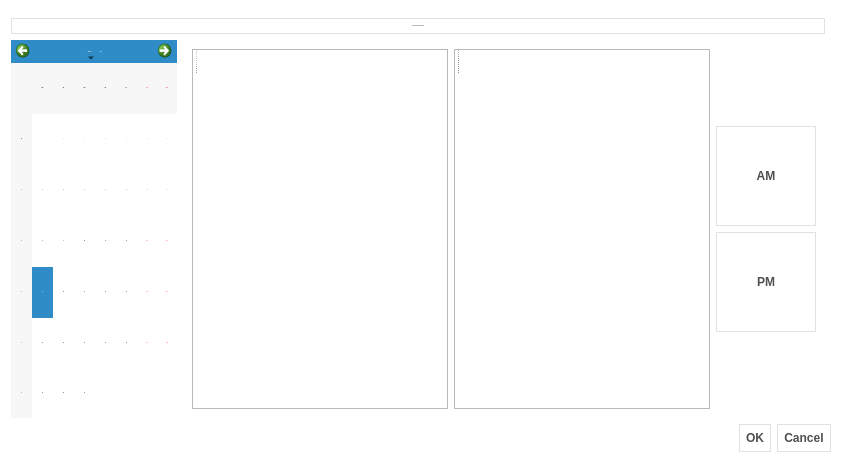
First picture: the form in src/roam/ui/ui_datatimerpicker.ui, repository roam-qgis/Roam, before the edit.
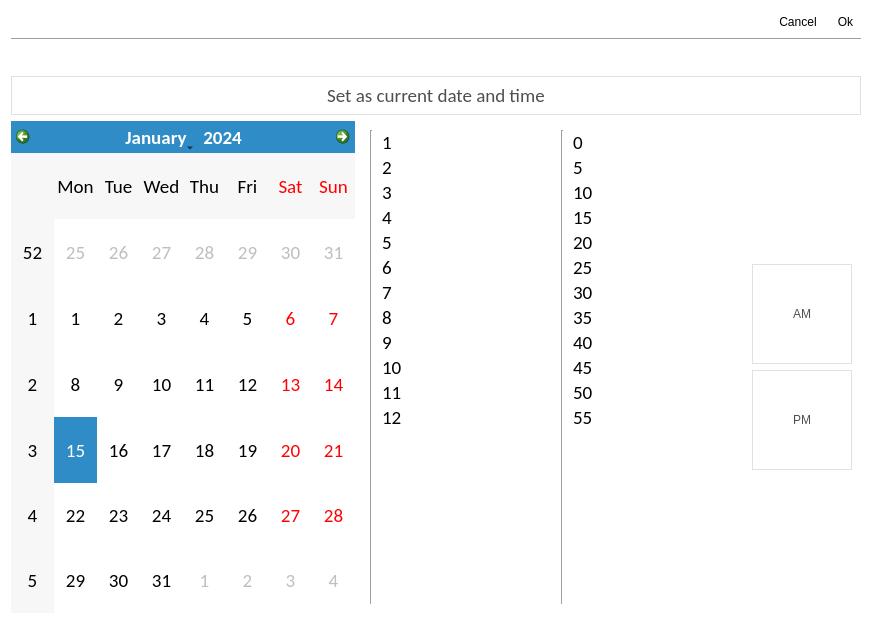
Second picture: the form after the edit. Icons and pictures are not drawn.

Commit message: Create large widget for datetime picker

What changed in the file:
```diff
--- a/src/roam/ui/ui_datatimerpicker.ui
+++ b/src/roam/ui/ui_datatimerpicker.ui
@@ -6,8 +6,8 @@
    <rect>
     <x>0</x>
     <y>0</y>
-    <width>842</width>
-    <height>463</height>
+    <width>872</width>
+    <height>624</height>
    </rect>
   </property>
   <property name="sizePolicy">
@@ -20,18 +20,8 @@
    <string>Form</string>
   </property>
   <property name="styleSheet">
-   <string notr="true">QCheckBox::indicator {
-     width: 40px;
-     height: 40px;
- }
-
-* {
-	font: 20px &quot;Calibri&quot; ;
-font: bold;
-}
-
-QLabel {
-	color: #4f4f4f;
+   <string notr="true">* {
+	font: 75 14pt &quot;Calibri&quot;;
 }
 
 QWidget#datatimerpicker { background-color: rgb(255, 255, 255); }
@@ -61,15 +51,113 @@
 </string>
   </property>
   <layout class="QGridLayout" name="gridLayout_2">
+   <item row="0" column="0" colspan="2">
+    <layout class="QHBoxLayout" name="horizontalLayout">
+     <item>
+      <spacer name="horizontalSpacer">
+       <property name="orientation">
+        <enum>Qt::Horizontal</enum>
+       </property>
+       <property name="sizeHint" stdset="0">
+        <size>
+         <width>40</width>
+         <height>20</height>
+        </size>
+       </property>
+      </spacer>
+     </item>
+     <item>
+      <widget class="QToolButton" name="closebutton">
+       <property name="sizePolicy">
+        <sizepolicy hsizetype="Fixed" vsizetype="Fixed">
+         <horstretch>0</horstretch>
+         <verstretch>0</verstretch>
+        </sizepolicy>
+       </property>
+       <property name="text">
+        <string>Cancel</string>
+       </property>
+       <property name="icon">
+        <iconset resource="../resources.qrc">
+         <normaloff>:/widgets/cancel</normaloff>:/widgets/cancel</iconset>
+       </property>
+       <property name="iconSize">
+        <size>
+         <width>48</width>
+         <height>48</height>
+        </size>
+       </property>
+       <property name="toolButtonStyle">
+        <enum>Qt::ToolButtonTextUnderIcon</enum>
+       </property>
+       <property name="autoRaise">
+        <bool>true</bool>
+       </property>
+      </widget>
+     </item>
+     <item>
+      <widget class="QToolButton" name="okButton">
+       <property name="sizePolicy">
+        <sizepolicy hsizetype="Fixed" vsizetype="Fixed">
+         <horstretch>0</horstretch>
+         <verstretch>0</verstretch>
+        </sizepolicy>
+       </property>
+       <property name="text">
+        <string>Ok</string>
+       </property>
+       <property name="icon">
+        <iconset resource="../resources.qrc">
+         <normaloff>:/icons/save</normaloff>:/icons/save</iconset>
+       </property>
+       <property name="iconSize">
+        <size>
+         <width>48</width>
+         <height>48</height>
+        </size>
+       </property>
+       <property name="toolButtonStyle">
+        <enum>Qt::ToolButtonTextUnderIcon</enum>
+       </property>
+       <property name="autoRaise">
+        <bool>true</bool>
+       </property>
+      </widget>
+     </item>
+    </layout>
+   </item>
    <item row="1" column="0" colspan="2">
+    <widget class="Line" name="line">
+     <property name="orientation">
+      <enum>Qt::Horizontal</enum>
+     </property>
+    </widget>
+   </item>
+   <item row="2" column="0" colspan="2">
+    <widget class="QLabel" name="label">
+     <property name="font">
+      <font>
+       <family>Calibri</family>
+       <pointsize>14</pointsize>
+       <weight>9</weight>
+       <italic>false</italic>
+       <bold>false</bold>
+      </font>
+     </property>
+     <property name="text">
+      <string/>
+     </property>
+    </widget>
+   </item>
+   <item row="3" column="0" colspan="2">
     <widget class="QPushButton" name="setasnowbutton">
      <property name="font">
       <font>
        <family>Calibri</family>
-       <pointsize>-1</pointsize>
-       <weight>75</weight>
+       <pointsize>14</pointsize>
+       <weight>9</weight>
        <italic>false</italic>
-       <bold>true</bold>
+       <bold>false</bold>
       </font>
      </property>
      <property name="text">
@@ -77,7 +165,7 @@
      </property>
     </widget>
    </item>
-   <item row="2" column="0">
+   <item row="4" column="0">
     <widget class="QCalendarWidget" name="datepicker">
      <property name="sizePolicy">
       <sizepolicy hsizetype="Expanding" vsizetype="Expanding">
@@ -88,37 +176,18 @@
      <property name="font">
       <font>
        <family>Calibri</family>
-       <pointsize>-1</pointsize>
-       <weight>75</weight>
+       <pointsize>14</pointsize>
+       <weight>9</weight>
        <italic>false</italic>
-       <bold>true</bold>
+       <bold>false</bold>
       </font>
      </property>
     </widget>
    </item>
-   <item row="3" column="0" colspan="3">
-    <widget class="QDialogButtonBox" name="buttonBox">
-     <property name="font">
-      <font>
-       <family>Calibri</family>
-       <pointsize>-1</pointsize>
-       <weight>75</weight>
-       <italic>false</italic>
-       <bold>true</bold>
-      </font>
-     </property>
-     <property name="layoutDirection">
-      <enum>Qt::LeftToRight</enum>
-     </property>
-     <property name="standardButtons">
-      <set>QDialogButtonBox::Cancel|QDialogButtonBox::Ok</set>
-     </property>
-    </widget>
-   </item>
-   <item row="2" column="1">
+   <item row="4" column="1">
     <widget class="QFrame" name="timesection">
      <layout class="QGridLayout" name="gridLayout">
-      <item row="0" column="0">
+      <item row="0" column="1">
        <widget class="QListWidget" name="hourpicker">
         <property name="sizePolicy">
          <sizepolicy hsizetype="Preferred" vsizetype="Expanding">
@@ -129,15 +198,18 @@
         <property name="font">
          <font>
           <family>Calibri</family>
-          <pointsize>-1</pointsize>
-          <weight>75</weight>
+          <pointsize>14</pointsize>
+          <weight>9</weight>
           <italic>false</italic>
-          <bold>true</bold>
+          <bold>false</bold>
          </font>
         </property>
         <property name="styleSheet">
          <string notr="true"/>
         </property>
+        <property name="frameShape">
+         <enum>QFrame::NoFrame</enum>
+        </property>
         <item>
          <property name="text">
           <string>1</string>
@@ -200,7 +272,7 @@
         </item>
        </widget>
       </item>
-      <item row="0" column="1">
+      <item row="0" column="3">
        <widget class="QListWidget" name="minutepicker">
         <property name="sizePolicy">
          <sizepolicy hsizetype="Preferred" vsizetype="Expanding">
@@ -211,12 +283,15 @@
         <property name="font">
          <font>
           <family>Calibri</family>
-          <pointsize>-1</pointsize>
-          <weight>75</weight>
+          <pointsize>14</pointsize>
+          <weight>9</weight>
           <italic>false</italic>
-          <bold>true</bold>
+          <bold>false</bold>
          </font>
         </property>
+        <property name="frameShape">
+         <enum>QFrame::NoFrame</enum>
+        </property>
         <item>
          <property name="text">
           <string>0</string>
@@ -279,7 +354,7 @@
         </item>
        </widget>
       </item>
-      <item row="0" column="2">
+      <item row="0" column="4">
        <layout class="QVBoxLayout" name="verticalLayout">
         <item>
          <spacer name="verticalSpacer_2">
@@ -353,25 +428,23 @@
         </item>
        </layout>
       </item>
+      <item row="0" column="2">
+       <widget class="Line" name="line_2">
+        <property name="orientation">
+         <enum>Qt::Vertical</enum>
+        </property>
+       </widget>
+      </item>
+      <item row="0" column="0">
+       <widget class="Line" name="line_3">
+        <property name="orientation">
+         <enum>Qt::Vertical</enum>
+        </property>
+       </widget>
+      </item>
      </layout>
     </widget>
    </item>
-   <item row="0" column="0" colspan="2">
-    <widget class="QLabel" name="label">
-     <property name="font">
-      <font>
-       <family>Calibri</family>
-       <pointsize>-1</pointsize>
-       <weight>75</weight>
-       <italic>false</italic>
-       <bold>true</bold>
-      </font>
-     </property>
-     <property name="text">
-      <string/>
-     </property>
-    </widget>
-   </item>
   </layout>
  </widget>
  <resources/>
```
Left out of the diff: 4 changed lines with no effect on the pictures. The commit also changes 2 other files.
